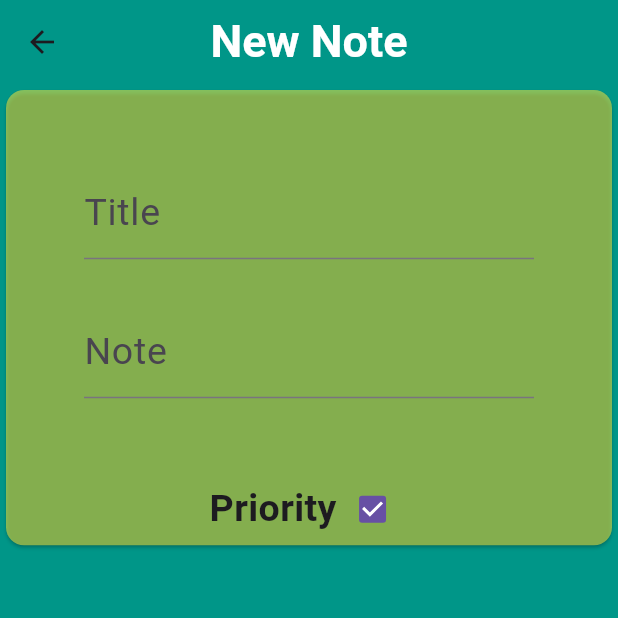
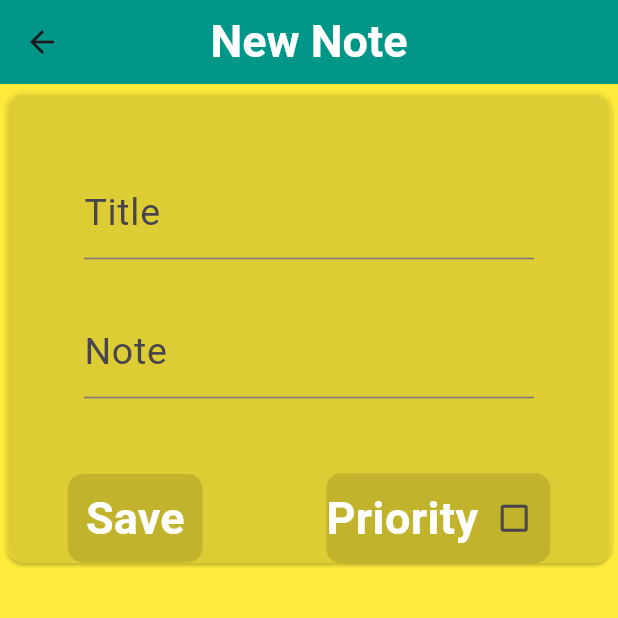
Before and after one commit to yeryfhc/todo_app, a Flutter app: the screen it shows after launch, after a tap on the "add" icon, on a phone screen of 412 x 824 dp, the top half of it. Run offline on Flutter 3.47's test engine with Material 2 defaults, Android fonts, the phone set to English and light mode, and no system bars; our stand-ins replace flutter_riverpod, sqflite; accounts and stored records are empty.

```diff
--- a/lib/data/db_model.dart
+++ b/lib/data/db_model.dart
@@ -2,7 +2,7 @@
 import 'package:path/path.dart';
 import 'package:sqflite/sqflite.dart';
 
-import '../model/todo_model.dart';
+
 
 class DBTodoApp {
   static Database? _database;
@@ -16,48 +16,21 @@ class DBTodoApp {
 
   initDB() async {
    var  documentDirectory = await getDatabasesPath();
-   String  path = join(documentDirectory,'AppTodo.db');
+   String  path = join(documentDirectory,'AppTodoNote.db');
    return  await openDatabase(path,version: 1,onOpen: (db) {
    },onCreate: (db, version) async{
      await db.execute(
-        "CREATE TABLE todoapp("
+        "CREATE TABLE todonapp("
         " id INTEGER PRIMARY KEY,"
          "title TEXT,"
-         " note  TEXT, "
+         " note  TEXT"
+         " priority int "
          ")"
+
      );
-   },);
+   });
 
   }
 
-      // Save note
-     saveNote(TodoModel newTodomodel) async{
-     final db= await DBTodoApp.db.database;
-     final res = db.insert('todoapp', newTodomodel.toMap());
-     return res;
-  }
-
-      // Get Note
-    Future<List<TodoModel>> getNote() async{
-    final db = await  DBTodoApp.db.database;
-    final res= await db.query('todoapp');
-    List<TodoModel> list =res.isNotEmpty? res.map((e) => TodoModel.fromMap(e)).toList():[];
-    return list;
-  }
-    //  Delete Note by ID
-    deleteNoteID(int id) async{
-
-      final db =  await DBTodoApp.db.database;
-      final res = db.delete('todoapp',where: 'id+?',whereArgs: ['id']);
-      return res;
-    }
-
-    // Delete all Note
-    deleteAll()async{
-     final db = await DBTodoApp.db.database;
-     db.rawDelete('DELETE FROM todoapp');
-
-
-    }
 
 }
--- a/lib/main.dart
+++ b/lib/main.dart
@@ -1,9 +1,10 @@
 import 'package:flutter/material.dart';
+import 'package:flutter_riverpod/flutter_riverpod.dart';
 
 import 'pages/pages.dart';
 
 void main() {
-  runApp(const MyApp());
+  runApp( const ProviderScope(child:  MyApp()));
 }
 
 class MyApp extends StatelessWidget {
--- a/lib/model/todo_model.dart
+++ b/lib/model/todo_model.dart
@@ -10,21 +10,25 @@ class TodoModel {
        this.id,
        this.title,
        this.note,
+       this.priority
   });
     int ? id;
     String ? title;
     String ? note;
+    int? priority;
 
 factory TodoModel.fromMap(Map<String,dynamic>json)=>TodoModel(
  id:json["id"],
  title: json["title"],
- note:json["note"],);
+ note:json["note"],
+ priority:json["priority"],);
 
 
 Map<String,dynamic>toMap()=>{
  "id":id,
  "title":title,
- "note":note
+ "note":note,
+ "priority":priority
 
 
 };
--- a/lib/pages/home_page.dart
+++ b/lib/pages/home_page.dart
@@ -1,14 +1,24 @@
 
 
 import 'package:flutter/material.dart';
+import 'package:flutter_riverpod/flutter_riverpod.dart';
+
+import 'package:todo_app/model/todo_model.dart';
+
+import 'package:todo_app/provider/todo_app_ptovider.dart';
+
+
 
 import '../widgets/widgets.dart';
 
 
-class HomePage extends StatelessWidget {
+class HomePage extends ConsumerWidget {
 const HomePage({Key? key}) : super(key: key);
   @override
-  Widget build(BuildContext context) {
+  Widget build(BuildContext context ,ref) {
+    final noteProvider= ref.watch(todoNoteProvider);
+
+
     return Scaffold(
       drawer:   Drawer(
         semanticLabel: 'App Note ',
@@ -33,7 +43,6 @@ const HomePage({Key? key}) : super(key: key);
          ],),
        ),
 
-
       ),
       appBar: AppBar(
 
@@ -44,18 +53,39 @@ const HomePage({Key? key}) : super(key: key);
           child: Image(image: AssetImage('assets/profile.png')),
         )],
 
-        backgroundColor:  Colors.teal
+        backgroundColor:  Colors.tealAccent
       ),
-      body:   SizedBox(
-            height: double.infinity,
-            child: ListView.builder(
+      body:FutureBuilder(
+        future: noteProvider.getNote(),
+        builder: ((context, snapshot){
+        if (snapshot.hasData){
+              return  ListView.builder(
+              itemCount: snapshot.data!.length,
+              itemBuilder: (((context, index) {
 
-       itemCount: 15,
-       itemBuilder: (BuildContext context, int index) {
-         return  const TheCardNote() ;
-       },
-            ),
-          ), floatingActionButton: FloatingActionButton(
+                TodoModel item= snapshot.data![index];
+        return GestureDetector(
+         onTap: (){
+
+
+           print(snapshot.data![index].id);
+
+         },
+          child: TheCardNote(note: item.note.toString(), title:item.title.toString(),color: Colors.black,));
+      })));
+
+
+
+        } else {
+
+          return const Center(child: CircularProgressIndicator(),);
+
+        }
+      }
+
+
+
+       )) , floatingActionButton: FloatingActionButton(
         backgroundColor: Colors.teal,
         child: const Icon(Icons.add,color: Colors.white,size: 30,),
         onPressed: (){
--- a/lib/pages/new_note.dart
+++ b/lib/pages/new_note.dart
@@ -1,33 +1,71 @@
 import 'package:flutter/material.dart';
+import 'package:flutter_riverpod/flutter_riverpod.dart';
+import 'package:todo_app/model/todo_model.dart';
+import 'package:todo_app/provider/todo_app_ptovider.dart';
+
 
 import '../widgets/widgets.dart';
 
 
-class NewNotePage extends StatelessWidget {
+class NewNotePage extends ConsumerWidget {
 const NewNotePage({Key? key}) : super(key: key);
   @override
-  Widget build(BuildContext context) {
+  Widget build(BuildContext context,ref) {
+    final textyery= TextEditingController();
+    final textyery2= TextEditingController();
+   final notesave=ref.watch(todoNoteProvider.notifier);
+
     return Scaffold(
-      backgroundColor: Colors.teal,
+      backgroundColor: Colors.yellow,
     appBar: AppBar(
       backgroundColor: Colors.teal,
       centerTitle: true,
       title: const Text('New Note',style: TextStyle(fontSize: 30,fontWeight: FontWeight.bold, color: Colors.white),),),
-      body: const   Card(
-        color:  Color.fromARGB(132, 255, 235, 59),
+      body:   Card(
+        color: const  Color.fromARGB(132, 255, 235, 59),
 
         child: Column(
         mainAxisSize: MainAxisSize.min,
         crossAxisAlignment: CrossAxisAlignment.start,
         children: [
-           SizedBox(height: 50,),
+          const  SizedBox(height: 50,),
 
-         InputTextTodo(labelText: 'Title',),
-         SizedBox(height: 30,),
+         InputTextTodo(labelText: 'Title', controller: textyery,funtion: (){
+          if (textyery.text.isNotEmpty&&textyery2.text.isNotEmpty) {
+            notesave.saveNote(TodoModel(title: textyery.text,note: textyery2.text));
+            Navigator.pop(context);
+          }
+         },),
+         const SizedBox(height: 30,),
 
-        InputTextTodo(labelText: 'Note',),
-       SizedBox(height: 50,),
-        CheckBoxTodo(),
+        InputTextTodo(labelText: 'Note', controller: textyery2,funtion: () async {
+          // if (textyery2.text.isNotEmpty)  {
+
+
+          // }
+        },),
+      const   SizedBox(height: 50,),
+      Row(
+        mainAxisSize: MainAxisSize.max,
+        mainAxisAlignment: MainAxisAlignment.spaceAround,
+        children: [
+          Container(
+            decoration: BoxDecoration(
+              color:  Colors.black12,
+              borderRadius: BorderRadius.circular(10)),
+
+
+            child: TextButton(onPressed: (){
+                 if (textyery.text.isNotEmpty&&textyery2.text.isNotEmpty) {
+                  notesave.saveNote(TodoModel(title: textyery.text,note: textyery2.text,priority: 1));
+                  Navigator.pop(context);
+                }
+            }, child: const  Text('Save',style: TextStyle(color: Colors.white,fontWeight: FontWeight.bold,fontSize: 30),)),
+          ),const CheckBoxTodo(),
+        ],
+      ),
+
+
 
       ],),
       )
--- a/lib/widgets/cards_notes.dart
+++ b/lib/widgets/cards_notes.dart
@@ -1,15 +1,24 @@
 import 'package:flutter/material.dart';
+import 'package:flutter_riverpod/flutter_riverpod.dart';
 
-class TheCardNote extends StatelessWidget {
+
+class TheCardNote extends ConsumerWidget {
   const TheCardNote({
+   required this.color,
+    required this.note,
+    required this.title,
     super.key,
   });
+  final String title;
+  final String note;
+  final Color color;
+  @override
+  Widget build(BuildContext context,ref) {
 
-  @override
-  Widget build(BuildContext context) {
+
     return Container( color: Colors.white,
       width: double.infinity,
-      child:    const  Card(
+      child:      Card(
         color: Colors.blueGrey,
         child: Column(
           mainAxisSize: MainAxisSize.max,
@@ -18,21 +27,21 @@ class TheCardNote extends StatelessWidget {
           children: [ Row(
             mainAxisAlignment: MainAxisAlignment.spaceAround,
             children: [
-              Center(child: Text('Title',style: TextStyle(fontSize: 30,color: Colors.white),)),
-              SizedBox(width: 100,),
-              SizedBox(
+              Center(child: Text(title,style:const  TextStyle(fontSize: 30,color: Colors.white),)),
+              const SizedBox(width: 100,),
+                SizedBox(
                 // color: Colors.red,
                 width: 90,
-                child:  Row(children: [Text('Priority',style: TextStyle(fontSize: 20,color: Colors.white),),
-                Icon(Icons.circle,color: Colors.red,)],),
+                child:  Row(children: [const Text('Priority',style: TextStyle(fontSize: 20,color: Colors.white),),
+                Icon(Icons.circle,color:color)],),
               )
             ],
           ),
 
 
           Padding(
-            padding: EdgeInsets.all(8.0),
-            child: Text('This is the real note for you ',style: TextStyle(fontSize: 20,color: Colors.white),),
+            padding: const EdgeInsets.all(8.0),
+            child: Text(note,style: const  TextStyle(fontSize: 20,color: Colors.white),),
           )
 
 
--- a/lib/widgets/chekbox_todo.dart
+++ b/lib/widgets/chekbox_todo.dart
@@ -1,21 +1,34 @@
+
 import 'package:flutter/material.dart';
+import 'package:flutter_riverpod/flutter_riverpod.dart';
+import 'package:todo_app/provider/todo_app_ptovider.dart';
 
-class CheckBoxTodo extends StatelessWidget {
+class CheckBoxTodo extends ConsumerWidget {
   const CheckBoxTodo({
+
     super.key,
   });
 
   @override
-  Widget build(BuildContext context) {
-    return Row(
-      mainAxisAlignment: MainAxisAlignment.center,
-      children: [
-        const Text('Priority',style: TextStyle(fontSize: 25,fontWeight: FontWeight.bold),),
-        Checkbox(value: true, onChanged:(void ye){
+  Widget build(BuildContext context,ref) {
+    final checkProvider=ref.watch(todoNoteProvider);
+    return Container(
+      height: 60,
+      decoration: BoxDecoration(color: Colors.black12,borderRadius: BorderRadius.circular(10)),
+      child: Row(
+        mainAxisAlignment: MainAxisAlignment.center,
+        children: [
+          const Text('Priority',style: TextStyle( color :Colors.white,fontWeight: FontWeight.bold,fontSize: 30),),
+          Checkbox(
+            activeColor: Colors.green,
+
+            value:checkProvider.boxchek , onChanged:(void ye){
+              checkProvider.boxchecke();
 
 
-        } ),
-      ],
+          } ),
+        ],
+      ),
     );
   }
 }
--- a/lib/widgets/iput_text_todo.dart
+++ b/lib/widgets/iput_text_todo.dart
@@ -1,16 +1,26 @@
 import 'package:flutter/material.dart';
+import 'package:flutter_riverpod/flutter_riverpod.dart';
 
-class InputTextTodo extends StatelessWidget {
-  const InputTextTodo({
+
+// ignore: must_be_immutable
+class InputTextTodo extends ConsumerWidget{
+  InputTextTodo({
     super.key, required this.labelText,
+    required this.controller,
+    required this.funtion
   });
    final String labelText;
+   final VoidCallback funtion;
+    TextEditingController controller;
   @override
-  Widget build(BuildContext context) {
+  Widget build(BuildContext context,ref) {
+    // final yery= ref.watch(saveTodoNote())
     return  Center(
       child: SizedBox(
         width: 300,
         child: TextField(
+          controller:controller,
+          onEditingComplete: funtion,
         decoration: InputDecoration( labelText: labelText,labelStyle: const TextStyle(fontSize: 25) ),
 
         )),
```
Also changed, not shown: lib/provider/todo_app_ptovider.dart (added, +71 -0 lines), pubspec.yaml (+1 -6 lines), pubspec.lock.
